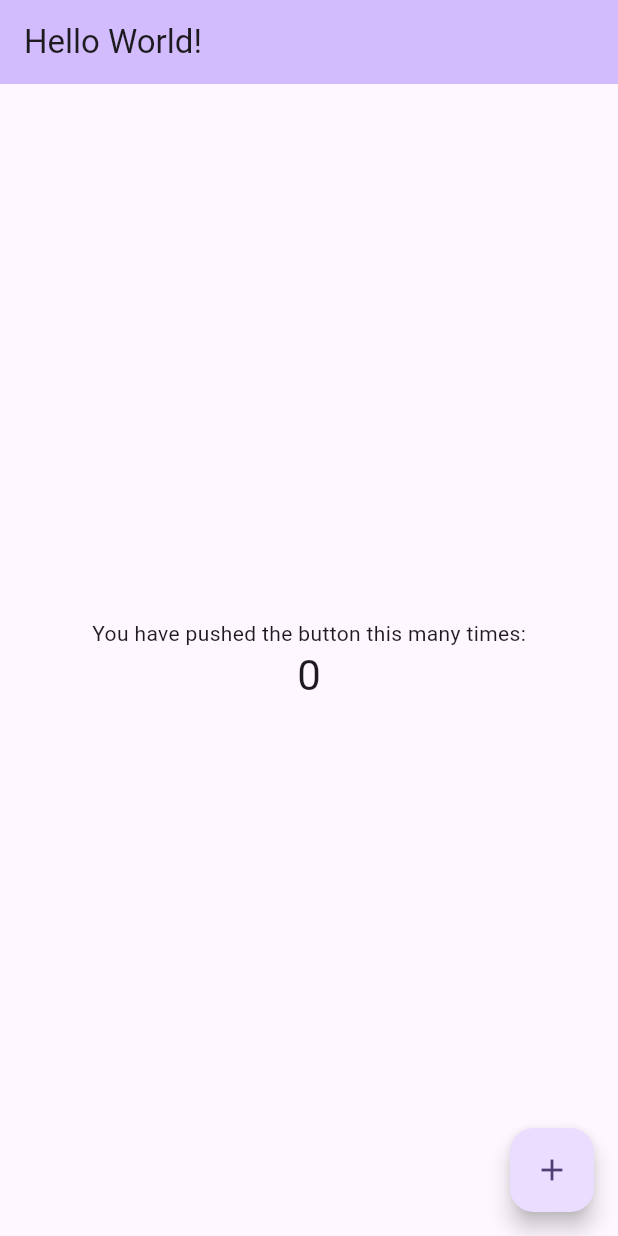
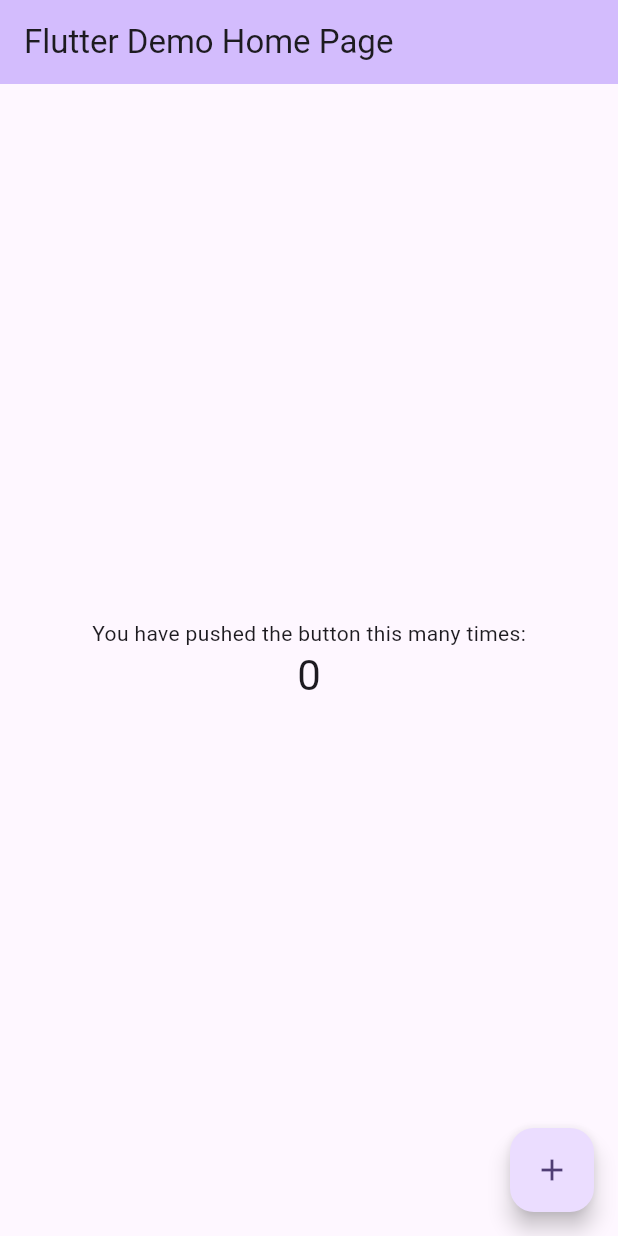
Before and after one commit to RodrigoSCoutinho/cleanarch-flutter, a Flutter app: the screen it shows after launch, on a phone screen of 412 x 824 dp. Run offline on Flutter 3.47's test engine with Material 2 defaults, Android fonts, the phone set to English and light mode, and no system bars.

```diff
--- a/my_app/lib/main.dart
+++ b/my_app/lib/main.dart
@@ -1,5 +1,7 @@
 import 'package:flutter/material.dart';
+import 'package:my_app/presentation/views/home/detail/detail_page.dart';
 import 'package:my_app/presentation/views/home/home_page.dart';
+
 
 void main() {
   runApp(const MyApp());
@@ -24,7 +26,9 @@ class MyApp extends StatelessWidget {
         colorScheme: ColorScheme.fromSeed(seedColor: Colors.deepPurple),
         useMaterial3: true,
       ),
-      home: const HomePage(title: 'Hello World!'),
+      home: const HomePage(
+        title: 'Flutter Demo Home Page',
+      ),
     );
   }
 }
--- a/my_app/lib/presentation/views/home/home_page.dart
+++ b/my_app/lib/presentation/views/home/home_page.dart
@@ -1,5 +1,6 @@
 
 import 'package:flutter/material.dart';
+import 'package:my_app/presentation/views/home/detail/detail_page.dart';
 
 class HomePage extends StatefulWidget {
   const HomePage({super.key, required this.title});
@@ -47,7 +48,9 @@ class _HomePageState extends State<HomePage> {
         ),
       ),
       floatingActionButton: FloatingActionButton(
-        onPressed: _incrementCounter,
+        onPressed: () =>  Navigator.of(context).push(
+        MaterialPageRoute(builder: (context) => const DetailPage(),)
+        ),
         tooltip: 'Increment',
         child: const Icon(Icons.add),
       ), // This trailing comma makes auto-formatting nicer for build methods.
```
Also changed, not shown: my_app/lib/presentation/views/home/detail/detail_page.dart (added, +27 -0 lines).
